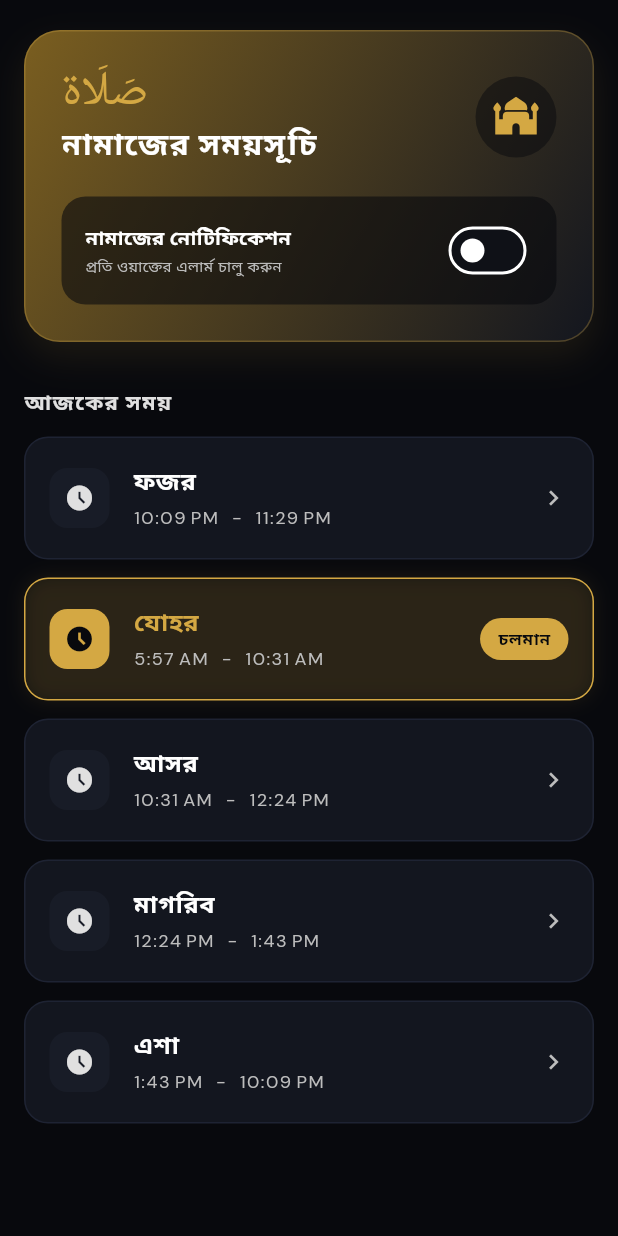
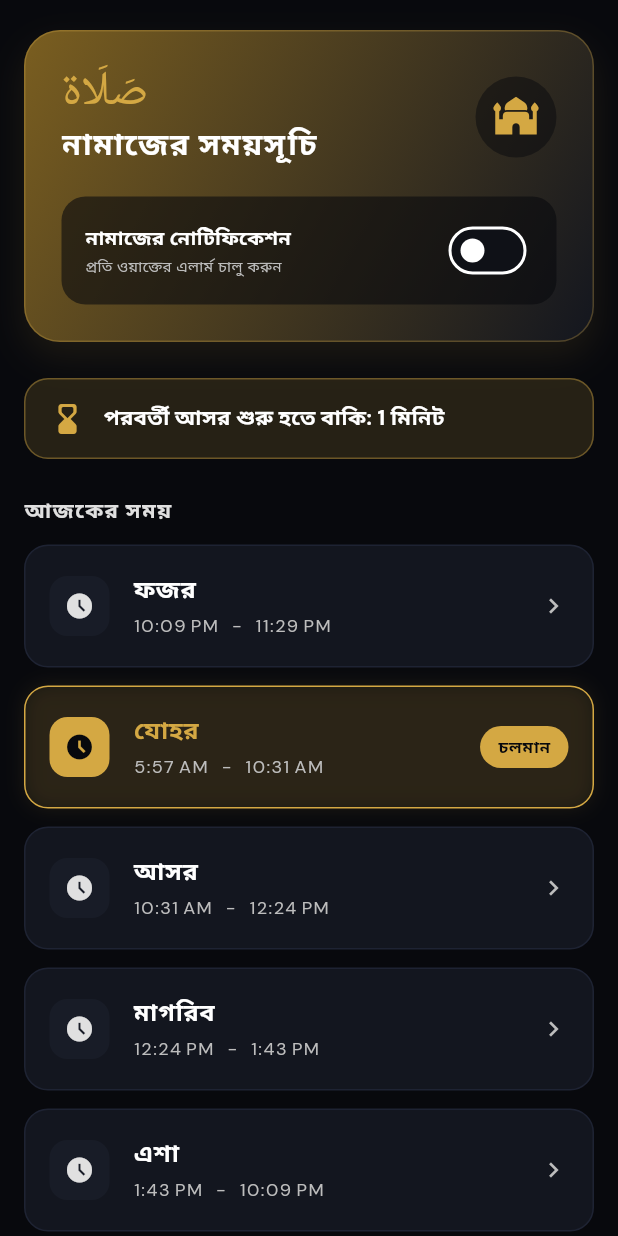
Before and after one commit to fazlupust/jikir_app, a Flutter app: the NamazScreen widget shown alone on an empty page, opened directly, on a phone screen of 412 x 824 dp. Run offline on Flutter 3.47's test engine with Material 3 defaults, Android fonts, the phone set to English and light mode, and no system bars; our stand-ins replace adhan, cloud_firestore, file_picker, firebase_auth, firebase_core, firebase_messaging and 12 more; accounts and stored records are empty; Roboto replaces fonts that are missing (Amiri).

Commit message:
add jikir

```diff
--- a/lib/app/core/constants/dhikr_constants.dart
+++ b/lib/app/core/constants/dhikr_constants.dart
@@ -29,7 +29,7 @@ class DhikrConstants {
       en: 'Subhanallah',
       meaning: 'আল্লাহ অতি পবিত্র',
       color: Color(0xFF4ade80),
-      target: 33,
+      target: 100,
     ),
     DhikrItem(
       id: 'subhanallah_wa_bihamdihi',
@@ -47,7 +47,7 @@ class DhikrConstants {
       en: 'La Elaha Illela',
       meaning: 'আল্লাহ ছাড়া কোনো উপাস্য নেই',
       color: Color(0xFF60a5fa),
-      target: 33,
+      target: 100,
     ),
     DhikrItem(
       id: 'allahuakbar',
@@ -132,6 +132,15 @@ class DhikrConstants {
       color: Color(0xFF14b8a6),
       target: 33,
     ),
+    DhikrItem(
+      id: 'subhanallahi_wa_bihamdihi_subhanallahil_azeem',
+      ar: 'سُبْحَانَ اللَّهِ وَبِحَمْدِهِ، سُبْحَانَ اللَّهِ العَظِيمِ',
+      bn: 'সুবহানাল্লাহি ওয়া বিহামদিহি, সুবহানাল্লাহিল আজীম',
+      en: 'Subhanallahi Wa Bihamdihi, Subhanallahil Azeem',
+      meaning: 'আল্লাহর পবিত্রতা ঘোষণা করছি এবং তাঁরই প্রশংসা করছি; মহান আল্লাহ অতি পবিত্র',
+      color: Color(0xFFec4899),
+      target: 100,
+    ),
   ];
 
   static DhikrItem get(String id) {
--- a/lib/app/features/home/presentation/controller/home_controller.dart
+++ b/lib/app/features/home/presentation/controller/home_controller.dart
@@ -1,3 +1,4 @@
+import 'dart:async';
 import 'dart:io';
 import 'package:flutter/material.dart';
 import 'package:flutter/services.dart';
@@ -49,6 +50,8 @@ class HomeController extends GetxController {
   // Notifications & Namaz
   final FlutterLocalNotificationsPlugin flutterLocalNotificationsPlugin = FlutterLocalNotificationsPlugin();
   var prayerTimes = <Map<String, String>>[].obs;
+  var nextPrayerCountdown = ''.obs;
+  Timer? _namazTimer;
 
   // History & Stats State
   var activeDates = <String>[].obs;
@@ -377,10 +380,98 @@ class HomeController extends GetxController {
       },
     ]);
 
+    _startNamazTimer(ptObj);
+
     if (settings.value.namazNotifications) {
       _scheduleNotifications(ptObj);
     }
   }
+
+  void _startNamazTimer(PrayerTimes ptObj) {
+    _namazTimer?.cancel();
+    _updateCountdown(ptObj);
+    _namazTimer = Timer.periodic(const Duration(minutes: 1), (timer) {
+      _updateCountdown(ptObj);
+    });
+  }
+
+  void _updateCountdown(PrayerTimes ptObj) {
+    final now = DateTime.now();
+
+    // 1. UPDATE ACTIVE PRAYER (NOW) DYNAMICALLY
+    String checkNow(DateTime time1, DateTime time2) {
+      if (now.isAfter(time1) && now.isBefore(time2)) return 'true';
+      return 'false';
+    }
+
+    if (prayerTimes.isNotEmpty) {
+      final updatedList = List<Map<String, String>>.from(prayerTimes.map((e) => Map<String, String>.from(e)));
+      updatedList[0]['isCurrent'] = checkNow(ptObj.fajr, ptObj.sunrise);
+      updatedList[1]['isCurrent'] = checkNow(ptObj.dhuhr, ptObj.asr);
+      updatedList[2]['isCurrent'] = checkNow(ptObj.asr, ptObj.maghrib);
+      updatedList[3]['isCurrent'] = checkNow(ptObj.maghrib, ptObj.isha);
+
+      // For Isha, it spans through midnight till next day Fajr
+      bool isIsha = now.isAfter(ptObj.isha) || now.isBefore(ptObj.fajr);
+      updatedList[4]['isCurrent'] = isIsha ? 'true' : 'false';
+
+      prayerTimes.assignAll(updatedList);
+    }
+
+    // 2. CALCULATE NEXT PRAYER & COUNTDOWN
+    var next = ptObj.nextPrayer();
+
+    DateTime? nextTime;
+    String name = '';
+
+    if (next == Prayer.none) {
+      // Very simple fallback: just use tomorrow's Fajr
+      final tomorrowParams = CalculationMethod.karachi.getParameters();
+      tomorrowParams.madhab = Madhab.hanafi;
+      final tomorrowDate = DateComponents.from(now.add(const Duration(days: 1)));
+      final tomorrowPt = PrayerTimes(ptObj.coordinates, tomorrowDate, tomorrowParams);
+      nextTime = tomorrowPt.fajr;
+      name = 'ফজর';
+    } else {
+      nextTime = ptObj.timeForPrayer(next)!;
+      switch(next) {
+        case Prayer.fajr: name = 'ফজর'; break;
+        case Prayer.sunrise: name = 'সূর্যোদয়'; break;
+        case Prayer.dhuhr: name = 'যোহর'; break;
+        case Prayer.asr: name = 'আসর'; break;
+        case Prayer.maghrib: name = 'মাগরিব'; break;
+        case Prayer.isha: name = 'এশা'; break;
+        default: break;
+      }
+    }
+
+    final diff = nextTime.difference(now);
+
+    // Only show if it's within 45 minutes
+    if (diff.isNegative || diff.inMinutes > 45) {
+      nextPrayerCountdown.value = '';
+      return;
+    }
+
+    final hours = diff.inHours;
+    final minutes = diff.inMinutes % 60;
+
+    String timeStr = '';
+    if (hours > 0) {
+      timeStr = '$hours ঘণ্টা ';
+    }
+    if (minutes >= 0 || hours > 0) {
+      timeStr += '$minutes মিনিট';
+    }
+
+    // Ignore Sunrise warning technically, but show if it's there
+    if (name == 'সূর্যোদয়') {
+      nextPrayerCountdown.value = 'সূর্যোদয় হতে বাকি: $timeStr';
+    } else {
+      nextPrayerCountdown.value = 'পরবর্তী $name শুরু হতে বাকি: $timeStr';
+    }
+  }
+
 
   Future<void> _scheduleNotifications(PrayerTimes pt) async {
     await flutterLocalNotificationsPlugin.cancelAll(); // Clear old
@@ -639,6 +730,7 @@ class HomeController extends GetxController {
   @override
   void onClose() {
     WakelockPlus.disable();
+    _namazTimer?.cancel();
     super.onClose();
   }
 }
--- a/lib/app/features/home/presentation/screens/namaz_screen.dart
+++ b/lib/app/features/home/presentation/screens/namaz_screen.dart
@@ -80,7 +80,33 @@ class NamazScreen extends GetView<HomeController> {
                 ],
               ),
             ),
-            const SizedBox(height: 30),
+            const SizedBox(height: 24),
+
+            // NEXT PRAYER COUNTDOWN
+            if (controller.nextPrayerCountdown.value.isNotEmpty) ...[
+              Container(
+                width: double.infinity,
+                padding: const EdgeInsets.symmetric(vertical: 14, horizontal: 16),
+                decoration: BoxDecoration(
+                  color: appColors.gold.withOpacity(0.15),
+                  borderRadius: BorderRadius.circular(16),
+                  border: Border.all(color: appColors.gold.withOpacity(0.4)),
+                ),
+                child: Row(
+                  children: [
+                    Icon(Icons.hourglass_bottom_rounded, color: appColors.gold, size: 24),
+                    const SizedBox(width: 12),
+                    Expanded(
+                      child: Text(
+                        controller.nextPrayerCountdown.value,
+                        style: TextStyle(color: appColors.txt, fontWeight: FontWeight.bold, fontSize: 14),
+                      ),
+                    ),
+                  ],
+                ),
+              ),
+              const SizedBox(height: 24),
+            ],
 
             // PRAYER TIMES LIST
             if (controller.prayerTimes.isNotEmpty) ...[
--- a/lib/app/features/home/presentation/screens/settings_screen.dart
+++ b/lib/app/features/home/presentation/screens/settings_screen.dart
@@ -166,10 +166,10 @@ class SettingsScreen extends GetView<HomeController> {
                   ),
                   Divider(color: appColors.bdr, height: 1),
                   ListTile(
-                    leading: Container(padding: const EdgeInsets.all(8), decoration: BoxDecoration(color: appColors.card2, borderRadius: BorderRadius.circular(10)), child: const Text('🚪')),
-                    title: Text('logout'.tr, style: TextStyle(color: appColors.txt, fontSize: 13)),
+                    leading: Container(padding: const EdgeInsets.all(8), decoration: BoxDecoration(color: appColors.card2, borderRadius: BorderRadius.circular(10)), child: const Icon(Icons.logout_rounded, color: Colors.redAccent, size: 20)),
+                    title: Text('logout'.tr, style: const TextStyle(color: Colors.redAccent, fontSize: 13, fontWeight: FontWeight.w600)),
                     subtitle: Text('logoutSub'.tr, style: TextStyle(color: appColors.txt3, fontSize: 10)),
-                    trailing: Icon(Icons.logout, color: appColors.txt3),
+                    trailing: Icon(Icons.chevron_right, color: appColors.txt3),
                     onTap: controller.logout,
                   ),
                 ],
```
